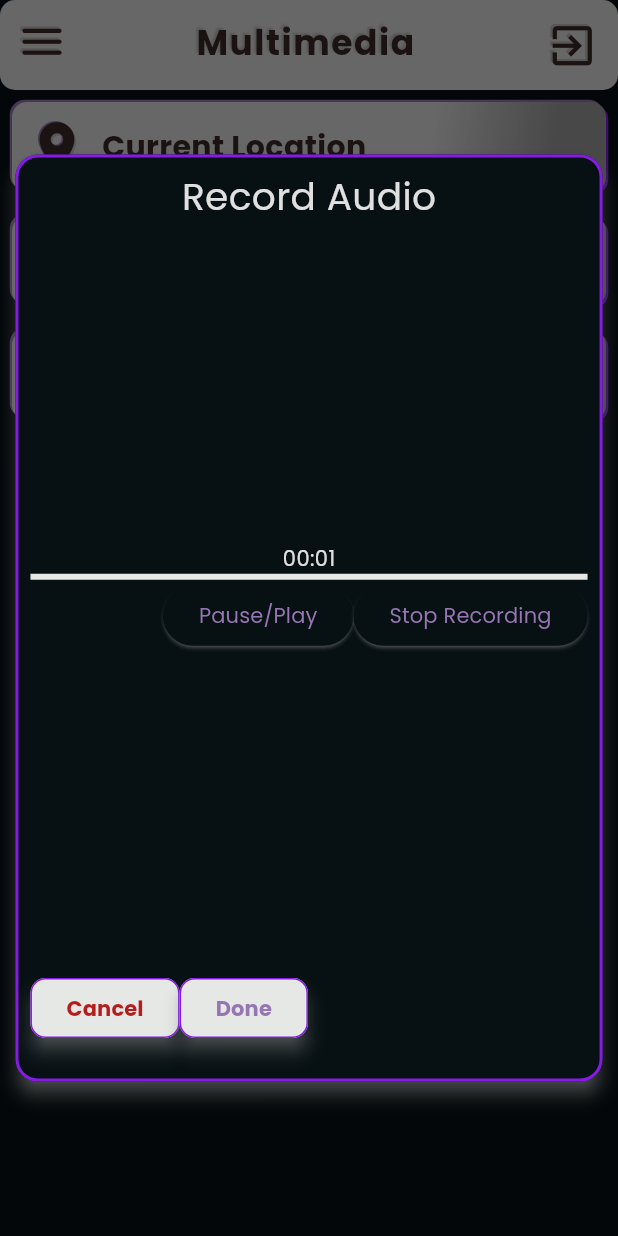
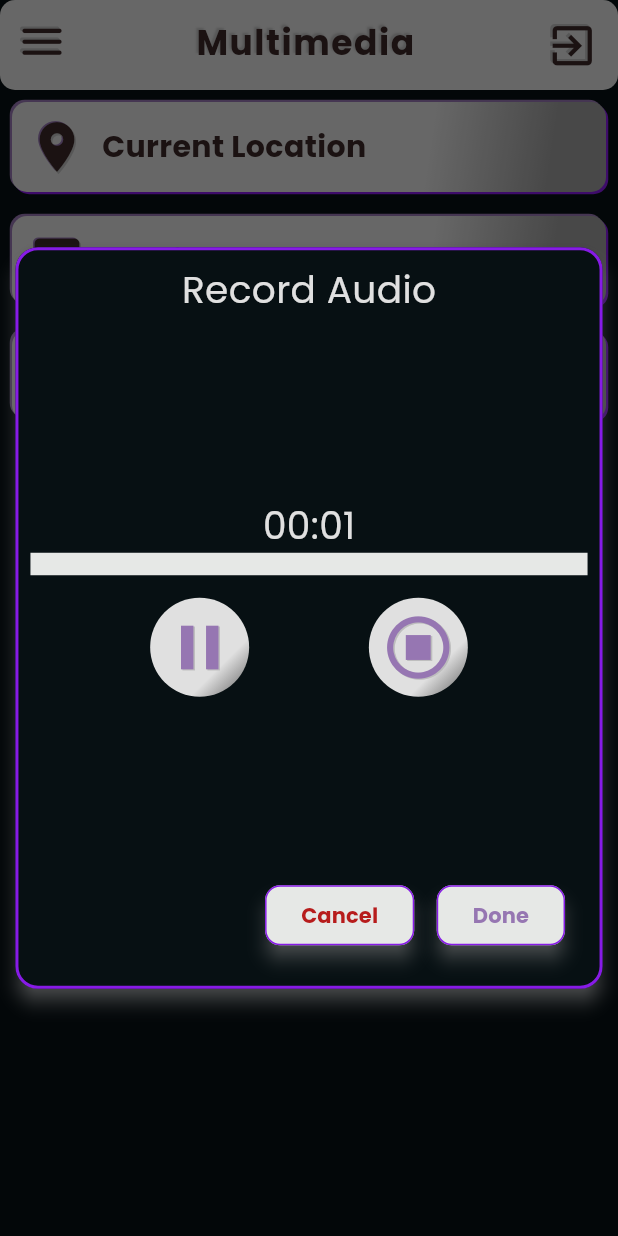
Before and after one commit to AyushGlitchedOut/JournalMax, a Flutter app: the MultimediaAddPage screen opened directly with empty values, after a tap on "Record Voice", on a phone screen of 412 x 824 dp. Run offline on Flutter 3.47's test engine with Material 3 defaults, Android fonts, the phone set to English and light mode, and no system bars; our stand-ins replace geocoding, geolocator, image_picker, logger, permission_handler, shared_preferences and 1 more; missing offline and left inert: flutter_sound; accounts and stored records are empty.

Commit message:
Completed the UI for audio recording, implmented saving it from cache to storage upon saving the entry, changed the system to save recordings and images in seperate folder instead of the default documents directory, fixed a unrelated bug with the snackbar text overflow and minor changes here and there

```diff
--- a/lib/pages/MultimediaAddPage.dart
+++ b/lib/pages/MultimediaAddPage.dart
@@ -11,12 +11,14 @@ import 'package:journalmax/widgets/XIconLabelButton.dart';
 class MultimediaAddPage extends StatelessWidget {
   final void Function(String location) saveLocation;
   final void Function(List<File> images) saveImages;
+  final void Function(String audioFilePath) saveRecording;
   final int? contentId;
   const MultimediaAddPage(
       {super.key,
       required this.saveLocation,
       required this.saveImages,
-      required this.contentId});
+      required this.contentId,
+      required this.saveRecording});
 
   @override
   Widget build(BuildContext context) {
@@ -64,7 +66,10 @@ class MultimediaAddPage extends StatelessWidget {
               showDialog(
                   context: context,
                   builder: (BuildContext context) {
-                    return const AudioRecordDialog();
+                    return AudioRecordDialog(
+                      entryID: contentId!,
+                      reportRecordingFile: saveRecording,
+                    );
                   });
             },
           ),
--- a/lib/widgets/dialogs/AudioRecordDialog.dart
+++ b/lib/widgets/dialogs/AudioRecordDialog.dart
@@ -1,15 +1,16 @@
 import 'dart:async';
-
 import 'package:flutter/material.dart';
 import 'package:flutter_sound/flutter_sound.dart';
-import 'package:journalmax/services/AudioService.dart';
 import 'package:journalmax/widgets/XSnackBar.dart';
 import 'package:journalmax/widgets/dialogs/DialogElevatedButton.dart';
 import 'package:logger/logger.dart';
 import 'package:permission_handler/permission_handler.dart';
 
 class AudioRecordDialog extends StatefulWidget {
-  const AudioRecordDialog({super.key});
+  final int entryID;
+  final void Function(String audioFilePath) reportRecordingFile;
+  const AudioRecordDialog(
+      {super.key, required this.entryID, required this.reportRecordingFile});
 
   @override
   State<AudioRecordDialog> createState() => _AudioRecordDialogState();
@@ -34,7 +35,7 @@ class _AudioRecordDialogState extends State<AudioRecordDialog> {
           side: BorderSide(width: 2.0, color: colors.outline),
           borderRadius: BorderRadius.circular(15.0)),
       child: SizedBox(
-        height: MediaQuery.of(context).size.height * 0.75,
+        height: MediaQuery.of(context).size.height * 0.6,
         width: MediaQuery.of(context).size.width * 0.95,
         child: Padding(
           padding: const EdgeInsets.all(10.0),
@@ -63,6 +64,7 @@ class _AudioRecordDialogState extends State<AudioRecordDialog> {
     return Padding(
         padding: const EdgeInsets.only(bottom: 15.0, right: 15.0),
         child: Row(
+          mainAxisAlignment: MainAxisAlignment.end,
           children: [
             actionButton(
                 onclick: () {
@@ -71,12 +73,15 @@ class _AudioRecordDialogState extends State<AudioRecordDialog> {
                 text: "Cancel",
                 isForDelete: true,
                 colors: colors),
+            const SizedBox(
+              width: 15.0,
+            ),
             actionButton(
                 onclick: () {
                   if (tempAudioFilePath == "") {
                     return;
                   }
-                  final result = saveTempAudioToFile(tempAudioFilePath);
+                  widget.reportRecordingFile(tempAudioFilePath);
                   Navigator.pop(context);
                 },
                 text: "Done",
@@ -129,12 +134,14 @@ class _AudioRecorderBodyState extends State<AudioRecorderBody> {
   }
 
   void _pauseRecording() async {
+    if (_recorder.isStopped) return;
     await _recorder.pauseRecorder();
     _timer?.cancel(); // Stop time counting
     setState(() {});
   }
 
   void _resumeRecording() async {
+    if (_recorder.isStopped) return;
     await _recorder.resumeRecorder();
     _startTimer(); // Resume time counting
     setState(() {});
@@ -168,36 +175,80 @@ class _AudioRecorderBodyState extends State<AudioRecorderBody> {
 
   @override
   Widget build(BuildContext context) {
+    final ColorScheme colors = Theme.of(context).colorScheme;
     final String minutes = (timeElapsed ~/ 60).toString().padLeft(2, "0");
     final String seconds = (timeElapsed % 60).toString().padLeft(2, "0");
 
     return Column(
       children: [
-        Text("$minutes:$seconds"),
+        Text(
+          "$minutes:$seconds",
+          style: const TextStyle(fontSize: 25.0, fontWeight: FontWeight.w500),
+        ),
         LinearProgressIndicator(
           value: _recorder.isRecording
               ? _recorder.isPaused
                   ? 0.0
                   : null
               : 0.0,
+          minHeight: 15.0,
+        ),
+        const SizedBox(
+          height: 15.0,
         ),
         Row(
-          mainAxisAlignment: MainAxisAlignment.end,
+          mainAxisAlignment: MainAxisAlignment.spaceEvenly,
           children: [
-            ElevatedButton(
-              onPressed: () {
-                if (_recorder.isStopped) return;
-                _recorder.isRecording ? _pauseRecording() : _resumeRecording();
-              },
-              child: const Text("Pause/Play"),
-            ),
-            ElevatedButton(
-              onPressed: _stopRecording,
-              child: const Text("Stop Recording"),
-            ),
+            recordAudioDialogBodyButton(colors, () {
+              _recorder.isPaused ? _resumeRecording() : _pauseRecording();
+            },
+                _recorder.isPaused ? Icons.play_arrow_rounded : Icons.pause,
+                _recorder.isStopped
+                    ? const LinearGradient(
+                        colors: [Colors.transparent, Colors.transparent])
+                    : LinearGradient(
+                        stops: const [0.7, 0.85],
+                        begin: Alignment.topLeft,
+                        end: Alignment.bottomRight,
+                        colors: [colors.onSurface, Colors.grey])),
+            recordAudioDialogBodyButton(colors, () {
+              _stopRecording();
+            },
+                Icons.stop_circle_outlined,
+                LinearGradient(
+                    stops: const [0.7, 0.85],
+                    begin: Alignment.topLeft,
+                    end: Alignment.bottomRight,
+                    colors: [colors.onSurface, Colors.grey]))
           ],
         ),
       ],
     );
   }
+
+  Container recordAudioDialogBodyButton(ColorScheme colors,
+      void Function() onclick, IconData icon, Gradient background) {
+    return Container(
+      decoration: BoxDecoration(
+        shape: BoxShape.circle,
+        gradient: background,
+      ),
+      child: IconButton(
+        disabledColor: Colors.transparent,
+        onPressed: onclick,
+        icon: Icon(
+          icon,
+          color: colors.primary,
+          size: 50.0,
+          shadows: [
+            Shadow(color: colors.shadow, offset: const Offset(1.0, 1.0))
+          ],
+        ),
+        style: const ButtonStyle(
+          backgroundColor: WidgetStatePropertyAll(Colors.transparent),
+          shape: WidgetStatePropertyAll(CircleBorder()),
+        ),
+      ),
+    );
+  }
 }
```
Also changed, not shown: lib/pages/EditorPage.dart (+16 -4 lines), lib/services/AudioService.dart (+26 -2 lines), lib/services/CRUD_Entry.dart (+32 -14 lines), lib/services/ImageService.dart (renamed from lib/services/saveImagesToFolder.dart, +11 -4 lines), lib/widgets/XSnackBar.dart (+3 -5 lines), 1 other file.
